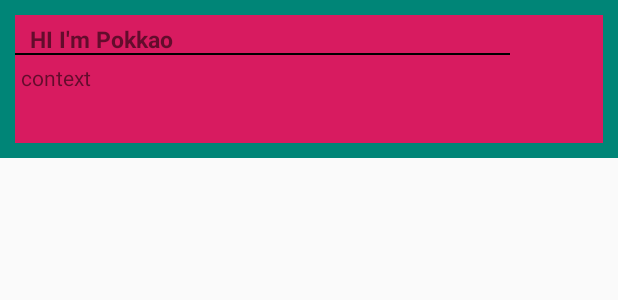
After one commit to Pokkao/News-Application, an Android app: the layout main_recycleview.xml on its own in the app's theme, with its tools: preview values and no code run, on a phone screen of 412 x 824 dp. The commit adds this screen. Shown: the top 300 px of the screen. Run offline under Robolectric (Android 15) with nearby library versions, the phone set to English and light mode, and no system bars.

Commit message:
layout of recycleview

```diff
--- a/app/build.gradle
+++ b/app/build.gradle
@@ -30,4 +30,6 @@ dependencies {
     testImplementation 'junit:junit:4.12'
     androidTestImplementation 'com.android.support.test:runner:1.0.2'
     androidTestImplementation 'com.android.support.test.espresso:espresso-core:3.0.2'
+
+    implementation 'com.google.code.gson:gson:2.8.2'
 }
--- /dev/null
+++ b/app/src/main/java/com/example/newsapplication/activity_recycle.kt
@@ -0,0 +1,5 @@
+package com.example.newsapplication
+
+class activity_recycle {
+
+}
--- /dev/null
+++ b/app/src/main/java/com/example/newsapplication/model_news.kt
@@ -0,0 +1,9 @@
+package com.example.newsapplication
+
+import com.google.gson.Gson;
+
+class Mainmodel {
+
+
+
+}
--- /dev/null
+++ b/app/src/main/res/layout/main_recycleview.xml
@@ -0,0 +1,47 @@
+<?xml version="1.0" encoding="utf-8"?>
+<RelativeLayout
+        xmlns:android="http://schemas.android.com/apk/res/android"
+        android:layout_width="match_parent"
+        android:layout_height="match_parent">
+
+    <LinearLayout android:layout_width="match_parent"
+                  android:layout_height="wrap_content"
+                  android:orientation="vertical"
+                  android:background="@color/colorPrimary">
+
+        <LinearLayout   android:layout_width="match_parent"
+                        android:layout_height="85dp"
+                        android:orientation="vertical"
+                        android:background="@color/colorAccent"
+                        android:layout_marginLeft="10dp"
+                        android:layout_marginTop="10dp"
+                        android:layout_marginRight="10dp"
+                        android:layout_marginBottom="10dp">
+
+            <TextView
+                    android:id="@+id/text_topic"
+                    android:layout_width="330dp"
+                    android:layout_height="25dp"
+                    android:paddingLeft="10dp"
+                    android:paddingTop="5dp"
+                    android:text="HI I'm Pokkao"
+                    android:textSize="15dp"
+                    android:maxLength="35"
+                    android:textStyle="bold"/>
+
+            <View android:layout_width="330dp"
+                  android:layout_height="1dp"
+                  android:background="@color/colorBlack">
+            </View>
+
+            <TextView
+                    android:id="@+id/text_sub_content"
+                    android:layout_width="330dp"
+                    android:layout_height="wrap_content"
+                    android:layout_marginTop="1dp"
+                    android:text="context"
+                    android:padding="4dp"
+                    android:maxLength="35"/>
+        </LinearLayout>
+    </LinearLayout>
+</RelativeLayout>
--- a/app/src/main/res/values/colors.xml
+++ b/app/src/main/res/values/colors.xml
@@ -3,4 +3,16 @@
     <color name="colorPrimary">#008577</color>
     <color name="colorPrimaryDark">#00574B</color>
     <color name="colorAccent">#D81B60</color>
+    <color name="colorWhite">#FFFFFF</color>
+    <color name="colorBlack">#000000</color>
+    <color name="colorGray">#808080</color>
+    <color name="colorRed">#ff0000</color>
+    <color name="colororange">#ff4000</color>
+    <color name="colorSky">#00ffff</color>
+    <color name="colorGreen">#40ff00</color>
+    <color name="colorYellow">#ffff00</color>
+    <color name="colorBlue">#0000ff</color>
+    <color name="colorPink">#ff00ff</color>
+    <color name="colorPurple">#8000ff</color>
+
 </resources>
--- a/app/src/main/res/values/styles.xml
+++ b/app/src/main/res/values/styles.xml
@@ -1,7 +1,7 @@
 <resources>
 
     <!-- Base application theme. -->
-    <style name="AppTheme" parent="Theme.AppCompat.Light.DarkActionBar">
+    <style name="AppTheme" parent="Base.Theme.AppCompat.Light.DarkActionBar">
         <!-- Customize your theme here. -->
         <item name="colorPrimary">@color/colorPrimary</item>
         <item name="colorPrimaryDark">@color/colorPrimaryDark</item>
```
